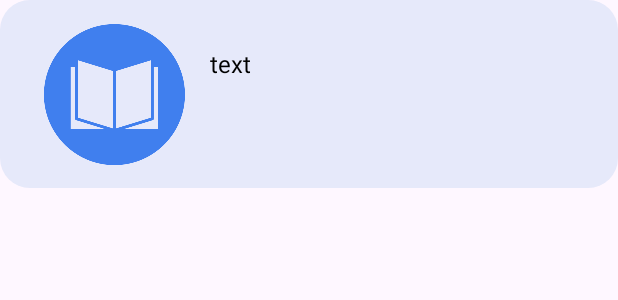
After one commit to KevinCelisG/Bookstore, an Android app: the layout book_item.xml on its own in the app's theme, with its tools: preview values and no code run, on a phone screen of 412 x 824 dp. The commit adds this screen. Shown: the top 300 px of the screen. Run offline under Robolectric (Android 15) with nearby library versions, the phone set to English and light mode, and no system bars.

Commit message:
Add getBooks feature

```diff
--- a/app/src/main/java/com/example/bookstore/core/Constants.kt
+++ b/app/src/main/java/com/example/bookstore/core/Constants.kt
@@ -7,6 +7,7 @@ class Constants {
         const val REQUEST_CREATE_SESSION_KEY = "createSesskey"
         const val REQUEST_CREATE_OAUTH_KEY = "createOauthkey"
         const val REQUEST_CREATE_APP_KEY = "createAppkey"
+        const val REQUEST_GET_ALL_BOOKS = "getAllBooks"
         const val APP_NAME_PARAMETER = "Bookstore"
 
         const val BASE_URL_API = "https://timetonic.com"
@@ -14,7 +15,7 @@ class Constants {
 
         const val TAG = "AndroidRuntime"
 
-        const val TOTAL_TIME_SPLASH = 3000L
+        const val TOTAL_TIME_SPLASH = 2000L
         const val COUNT_DOWN_TIME_SPLASH = 1000L
     }
 }
--- a/app/src/main/java/com/example/bookstore/data/network/BookstoreApiClient.kt
+++ b/app/src/main/java/com/example/bookstore/data/network/BookstoreApiClient.kt
@@ -2,7 +2,9 @@ package com.example.bookstore.data.network
 
 import android.util.Log
 import com.example.bookstore.core.Constants
+import com.example.bookstore.data.model.AllBooks
 import com.example.bookstore.data.model.AppKey
+import com.example.bookstore.data.model.Books
 import com.example.bookstore.data.model.OauthKey
 import com.example.bookstore.data.model.SessionKey
 import retrofit2.Call
@@ -44,6 +46,6 @@ interface BookstoreApiClient {
         @Field("o_u") o_u: String,
         @Field("u_c") u_c: String,
         @Field("sesskey") sessionKey: String
-    ): Call<Any>
+    ): Call<AllBooks>
 
 }
--- a/app/src/main/java/com/example/bookstore/data/repository/BookstoreRepository.kt
+++ b/app/src/main/java/com/example/bookstore/data/repository/BookstoreRepository.kt
@@ -1,9 +1,12 @@
 package com.example.bookstore.data.repository
 
 import com.example.bookstore.data.network.BookstoreService
+import com.example.bookstore.domain.model.Book
 import javax.inject.Inject
 
 class BookstoreRepository @Inject constructor(private val bookstoreService: BookstoreService) {
     suspend fun login(email: String, password: String): Boolean =
         bookstoreService.login(email, password)
+
+    suspend fun getAllBooks(): List<Book> = bookstoreService.getAllBooks()
 }
--- /dev/null
+++ b/app/src/main/java/com/example/bookstore/domain/model/Book.kt
@@ -0,0 +1,3 @@
+package com.example.bookstore.domain.model
+
+data class Book(val title: String, val image: String)
--- a/app/src/main/java/com/example/bookstore/ui/login/LoginActivity.kt
+++ b/app/src/main/java/com/example/bookstore/ui/login/LoginActivity.kt
@@ -4,6 +4,7 @@ import android.content.Intent
 import androidx.appcompat.app.AppCompatActivity
 import android.os.Bundle
 import android.util.Log
+import android.view.View
 import androidx.activity.viewModels
 import androidx.lifecycle.lifecycleScope
 import com.example.bookstore.R
@@ -37,6 +38,8 @@ class LoginActivity : AppCompatActivity() {
             val emailTest = "android.developer@timetonic.com"
             val passwordTest = "Android.developer1"
 
+            binding.progressBar.visibility = View.VISIBLE
+
             if (loginViewModel.login(emailTest, passwordTest)) {
                 val intent = Intent(this@LoginActivity, LandingActivity::class.java)
                 startActivity(intent)
@@ -44,6 +47,8 @@ class LoginActivity : AppCompatActivity() {
             } else {
                 Util.showAShortMessage(this, R.string.authentication_error)
             }
+
+            binding.progressBar.visibility = View.INVISIBLE
         } else {
             Util.showAShortMessage(this, R.string.fields_error)
         }
--- /dev/null
+++ b/app/src/main/res/drawable/round_background.xml
@@ -0,0 +1,5 @@
+<?xml version="1.0" encoding="utf-8"?>
+<shape xmlns:android="http://schemas.android.com/apk/res/android">
+    <solid android:color="@color/light_gray" />
+    <corners android:radius="20dp" />
+</shape>
--- /dev/null
+++ b/app/src/main/res/layout/book_item.xml
@@ -0,0 +1,39 @@
+<?xml version="1.0" encoding="utf-8"?>
+<androidx.constraintlayout.widget.ConstraintLayout xmlns:android="http://schemas.android.com/apk/res/android"
+    xmlns:app="http://schemas.android.com/apk/res-auto"
+    xmlns:tools="http://schemas.android.com/tools"
+    android:layout_width="match_parent"
+    android:layout_height="125dp"
+    android:background="@drawable/round_background"
+    android:layout_marginBottom="10dp"
+    tools:context=".ui.login.LoginActivity">
+
+    <ImageView
+        android:id="@+id/imageViewImage"
+        android:layout_width="0dp"
+        android:layout_height="0dp"
+        android:src="@drawable/icon"
+        app:layout_constraintBottom_toBottomOf="parent"
+        app:layout_constraintEnd_toEndOf="parent"
+        app:layout_constraintHeight_percent="0.75"
+        app:layout_constraintHorizontal_bias="0.05"
+        app:layout_constraintStart_toStartOf="parent"
+        app:layout_constraintTop_toTopOf="parent"
+        app:layout_constraintWidth_percent="0.3" />
+
+    <TextView
+        android:id="@+id/textViewTitle"
+        android:layout_width="0dp"
+        android:layout_height="wrap_content"
+        android:text="text"
+        android:textColor="@color/black"
+        android:textSize="@dimen/small_font_size"
+        app:layout_constraintBottom_toBottomOf="parent"
+        app:layout_constraintEnd_toEndOf="parent"
+        app:layout_constraintHorizontal_bias="0.3"
+        app:layout_constraintStart_toEndOf="@id/imageViewImage"
+        app:layout_constraintTop_toTopOf="parent"
+        app:layout_constraintVertical_bias="0.3"
+        app:layout_constraintWidth_percent="0.65" />
+
+</androidx.constraintlayout.widget.ConstraintLayout>
--- a/app/src/main/res/values-night/themes.xml
+++ b/app/src/main/res/values-night/themes.xml
@@ -2,6 +2,6 @@
     <!-- Base application theme. -->
     <style name="Base.Theme.Bookstore" parent="Theme.Material3.DayNight.NoActionBar">
         <!-- Customize your dark theme here. -->
-        <item name="colorPrimary">@color/blue_dark</item>
+        <item name="colorPrimary">@color/dark_blue</item>
     </style>
 </resources>
--- a/app/src/main/res/values/colors.xml
+++ b/app/src/main/res/values/colors.xml
@@ -2,5 +2,6 @@
 <resources>
     <color name="black">#FF000000</color>
     <color name="white">#FFFFFFFF</color>
-    <color name="blue_dark">#3763B1</color>
+    <color name="dark_blue">#3763B1</color>
+    <color name="light_gray">#E6E9FA</color>
 </resources>
--- a/app/src/main/res/values/strings.xml
+++ b/app/src/main/res/values/strings.xml
@@ -6,4 +6,5 @@
     <string name="button_login">Login</string>
     <string name="authentication_error">Authentication error. Please verify your credentials and try again</string>
     <string name="fields_error">You have to fill in all fields</string>
+    <string name="no_books_available">No books available</string>
 </resources>
--- a/app/src/main/res/values/themes.xml
+++ b/app/src/main/res/values/themes.xml
@@ -2,7 +2,7 @@
     <!-- Base application theme. -->
     <style name="Base.Theme.Bookstore" parent="Theme.Material3.DayNight.NoActionBar">
         <!-- Customize your light theme here. -->
-        <item name="colorPrimary">@color/blue_dark</item>
+        <item name="colorPrimary">@color/dark_blue</item>
     </style>
 
     <style name="Theme.Bookstore" parent="Base.Theme.Bookstore" />
```
Also changed, not shown: app/src/main/java/com/example/bookstore/data/model/Books.kt (added, +9 -0 lines), app/src/main/java/com/example/bookstore/data/network/BookstoreService.kt (+40 -7 lines), app/src/main/java/com/example/bookstore/domain/GetAllBooksUseCase.kt (added, +9 -0 lines), app/src/main/java/com/example/bookstore/domain/adapter/BookAdapter.kt (added, +23 -0 lines), app/src/main/java/com/example/bookstore/domain/adapter/BookViewHolder.kt (added, +18 -0 lines), app/src/main/java/com/example/bookstore/ui/landing/LandingActivity.kt (+38 -2 lines), app/src/main/java/com/example/bookstore/ui/landing/LandingViewModel.kt (added, +13 -0 lines), app/src/main/res/layout/activity_landing.xml (+36 -0 lines), app/src/main/res/layout/activity_login.xml (+12 -1 lines).
